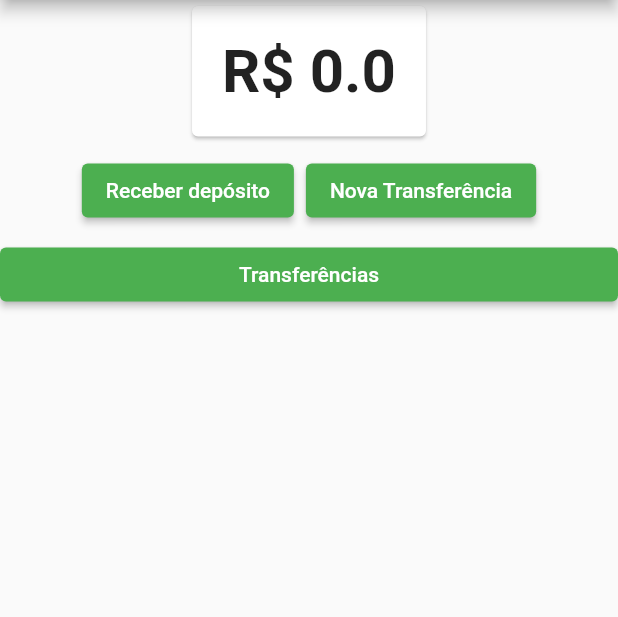
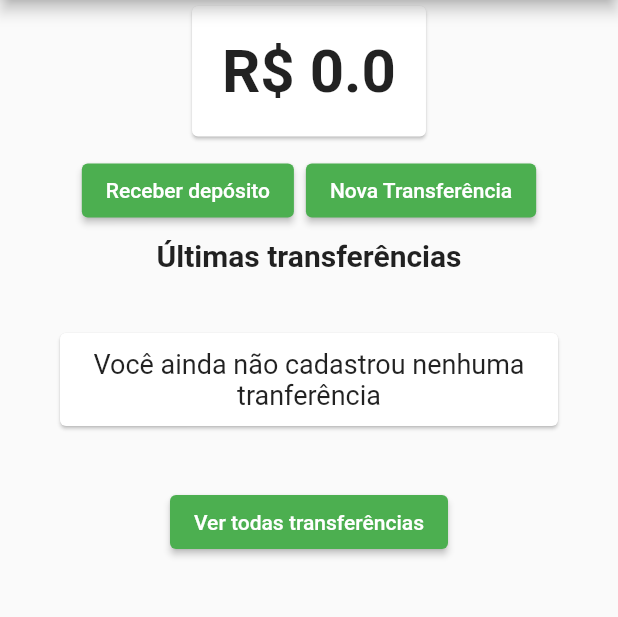
Before and after one commit to lucass-coder/-Flutter-6-Provider, a Flutter app: the screen it shows after launch, on a phone screen of 412 x 824 dp, the part 84-701 px from its top. Run offline on Flutter 3.47's test engine with Material 2 defaults, Android fonts, the phone set to English and light mode, and no system bars.

Commit message:
Adicionando ListView com ultimas transferências, e fazendo as devidas validações

```diff
--- a/lib/screens/dashboard/dashboard.dart
+++ b/lib/screens/dashboard/dashboard.dart
@@ -2,6 +2,7 @@ import 'package:bytebank/screens/dashboard/saldo.dart';
 import 'package:bytebank/screens/deposito/formulario.dart';
 import 'package:bytebank/screens/transferencia/formulario.dart';
 import 'package:bytebank/screens/transferencia/lista.dart';
+import 'package:bytebank/screens/transferencia/ultimas.dart';
 import 'package:flutter/material.dart';
 
 class Dashboard extends StatelessWidget {
@@ -43,17 +44,7 @@ class Dashboard extends StatelessWidget {
               ),
             ],
           ),
-          ElevatedButton(
-            child: Text('Transferências'),
-            style: ButtonStyle(
-              backgroundColor: MaterialStateProperty.all<Color>(Colors.green),
-            ),
-            onPressed: () {
-              Navigator.push(context, MaterialPageRoute(builder: (context) {
-                return ListaTransferencias();
-              }));
-            },
-          ),
+         UltimasTransferencias()
 
         ]));
   }
--- a/lib/screens/transferencia/lista.dart
+++ b/lib/screens/transferencia/lista.dart
@@ -5,6 +5,7 @@ import 'package:flutter/material.dart';
 import 'package:provider/provider.dart';
 
 const _tituloAppBar = 'Transferências';
+
 
 
 class ListaTransferencias extends StatelessWidget {
--- /dev/null
+++ b/lib/screens/transferencia/ultimas.dart
@@ -0,0 +1,77 @@
+import 'package:bytebank/models/transferencias.dart';
+import 'package:bytebank/screens/transferencia/lista.dart';
+import 'package:flutter/material.dart';
+import 'package:provider/provider.dart';
+
+final _titulo = 'Últimas transferências';
+
+class UltimasTransferencias extends StatelessWidget {
+  @override
+  Widget build(BuildContext context) {
+    return Column(
+      children: [
+        Text(
+          _titulo,
+          style: TextStyle(
+            fontWeight: FontWeight.bold,
+            fontSize: 20,
+          ),
+        ),
+        Consumer<Transferencias>(builder: (context, transferencias, child) {
+          final _ultimasTransferencias =
+              transferencias.transferencias.reversed.toList();
+          final _quantidade = transferencias.transferencias.length;
+          int tamanho = 2;
+
+          if(_quantidade == 0){
+            return SemTransferenciaCadastrada();
+          }
+
+          if (_quantidade < 2) {
+            tamanho = _quantidade;
+          }
+          return SingleChildScrollView(
+            child: ListView.builder(
+              padding: const EdgeInsets.all(8),
+              itemCount: tamanho,
+              shrinkWrap: true,
+              itemBuilder: (context, indice) {
+                return ItemTransferencia(_ultimasTransferencias[indice]);
+              },
+            ),
+          );
+        }),
+        ElevatedButton(
+          child: Text('Ver todas transferências'),
+          style: ButtonStyle(
+            backgroundColor: MaterialStateProperty.all<Color>(Colors.green),
+          ),
+          onPressed: () {
+            Navigator.push(context, MaterialPageRoute(builder: (context) {
+              return ListaTransferencias();
+            }));
+          },
+        ),
+      ],
+    );
+  }
+}
+
+class SemTransferenciaCadastrada extends StatelessWidget {
+  @override
+  Widget build(BuildContext context) {
+    return Card(
+        margin: EdgeInsets.all(40),
+        child: Padding(
+          padding: EdgeInsets.all(10),
+          child: Text(
+            'Você ainda não cadastrou nenhuma tranferência',
+            textAlign: TextAlign.center,
+            style: TextStyle(
+              fontSize: 18,
+            ),
+          ),
+        ),
+    );
+  }
+}
```
